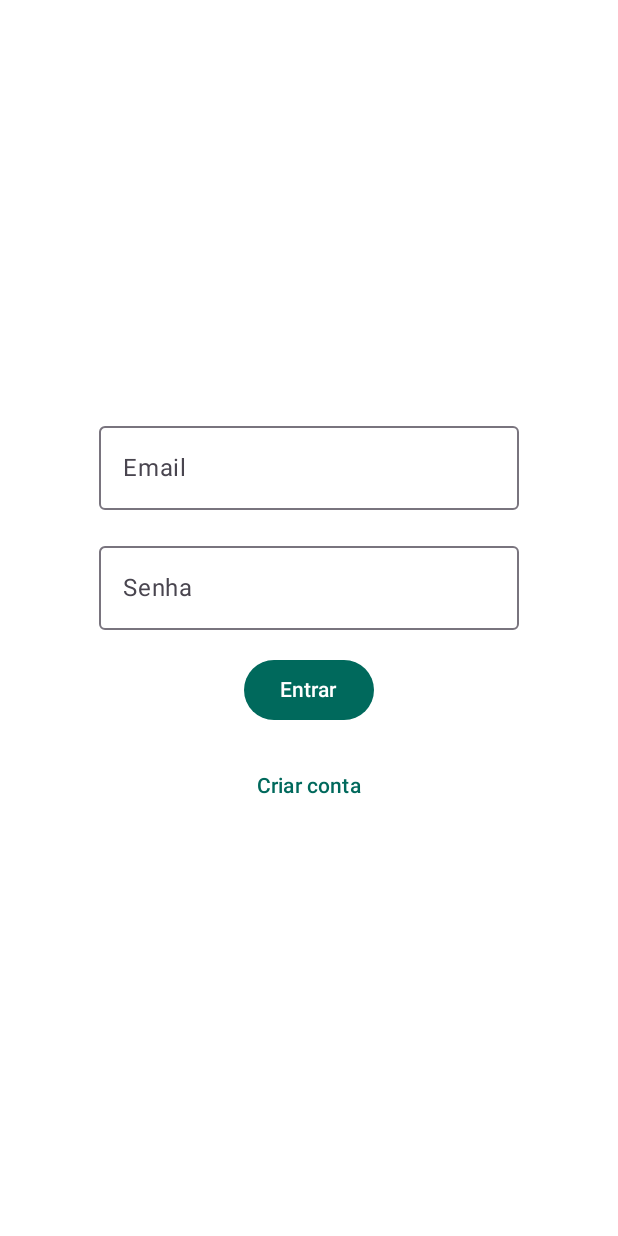
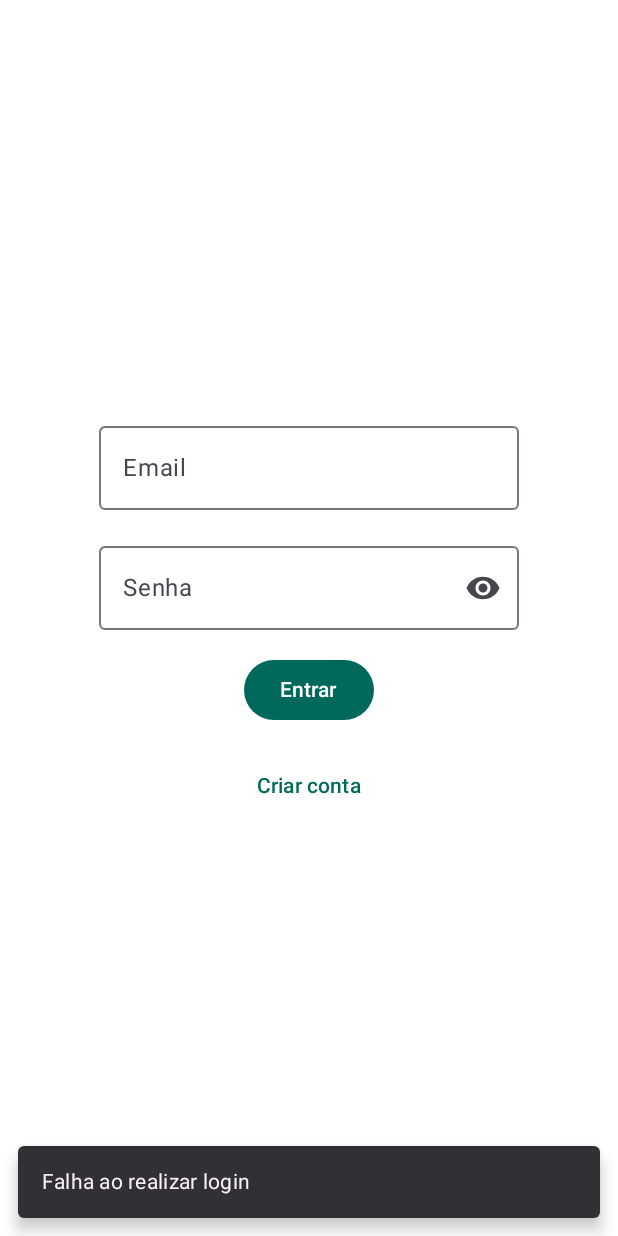
Before and after one commit to nauancastro/fitlifeteste, an Android app built with Jetpack Compose: the screen it shows after launch (MainActivity), after a tap on "Entrar", on a phone screen of 412 x 824 dp. Run offline under Robolectric (Android 15) with nearby library versions, the phone set to English and light mode, and no system bars; our stand-ins replace Firebase (no records; nobody signed in at launch, a user with empty details on screens opened directly), Room's generated code; 1 statement that could not run was skipped.

Commit message:
Improve user feedback and image handling

```diff
--- a/app/src/main/java/com/fernando/fitlife/repository/TrainerRepository.kt
+++ b/app/src/main/java/com/fernando/fitlife/repository/TrainerRepository.kt
@@ -96,7 +96,7 @@ class TrainerRepository {
 
     suspend fun uploadWorkoutImage(clientId: String, workoutId: String, uri: Uri): String {
         return try {
-            val ref = storage.reference.child("workouts/$workoutId.jpg")
+            val ref = storage.reference.child("workouts/${clientId}_$workoutId.jpg")
             ref.putFile(uri).await()
             val url = ref.downloadUrl.await().toString()
             firestore.collection("users")
--- a/app/src/main/java/com/fernando/fitlife/ui/screens/auth/LoginScreen.kt
+++ b/app/src/main/java/com/fernando/fitlife/ui/screens/auth/LoginScreen.kt
@@ -1,10 +1,15 @@
 package com.fernando.fitlife.ui.screens.auth
 
 import androidx.compose.foundation.layout.*
+import androidx.compose.material.icons.Icons
+import androidx.compose.material.icons.filled.Visibility
+import androidx.compose.material.icons.filled.VisibilityOff
 import androidx.compose.material3.*
 import androidx.compose.runtime.*
 import androidx.compose.ui.Alignment
 import androidx.compose.ui.Modifier
+import androidx.compose.ui.text.input.PasswordVisualTransformation
+import androidx.compose.ui.text.input.VisualTransformation
 import androidx.compose.ui.unit.dp
 import androidx.lifecycle.viewmodel.compose.viewModel
 import androidx.navigation.NavController
@@ -17,7 +22,17 @@ fun LoginScreen(
 ) {
     var email by remember { mutableStateOf("") }
     var password by remember { mutableStateOf("") }
+    var passwordVisible by remember { mutableStateOf(false) }
     val role by authViewModel.role.collectAsState()
+    val message by authViewModel.message.collectAsState()
+    val snackbarHostState = remember { SnackbarHostState() }
+
+    LaunchedEffect(message) {
+        message?.let {
+            snackbarHostState.showSnackbar(it)
+            authViewModel.clearMessage()
+        }
+    }
 
     LaunchedEffect(role) {
         role?.let {
@@ -25,15 +40,32 @@ fun LoginScreen(
         }
     }
 
+    Scaffold(snackbarHost = { SnackbarHost(snackbarHostState) }) { padding ->
         Column(
             modifier = Modifier
                 .fillMaxSize()
-            .padding(16.dp),
+                .padding(16.dp)
+                .padding(padding),
             verticalArrangement = Arrangement.spacedBy(16.dp, Alignment.CenterVertically),
             horizontalAlignment = Alignment.CenterHorizontally
         ) {
-        OutlinedTextField(value = email, onValueChange = { email = it }, label = { Text("Email") })
-        OutlinedTextField(value = password, onValueChange = { password = it }, label = { Text("Senha") })
+            OutlinedTextField(
+                value = email,
+                onValueChange = { email = it },
+                label = { Text("Email") }
+            )
+            OutlinedTextField(
+                value = password,
+                onValueChange = { password = it },
+                label = { Text("Senha") },
+                visualTransformation = if (passwordVisible) VisualTransformation.None else PasswordVisualTransformation(),
+                trailingIcon = {
+                    val image = if (passwordVisible) Icons.Default.VisibilityOff else Icons.Default.Visibility
+                    IconButton(onClick = { passwordVisible = !passwordVisible }) {
+                        Icon(image, contentDescription = null)
+                    }
+                }
+            )
             Button(onClick = { authViewModel.login(email, password) }) {
                 Text("Entrar")
             }
@@ -42,3 +74,4 @@ fun LoginScreen(
             }
         }
     }
+}
--- a/app/src/main/java/com/fernando/fitlife/viewmodel/AuthViewModel.kt
+++ b/app/src/main/java/com/fernando/fitlife/viewmodel/AuthViewModel.kt
@@ -14,9 +14,22 @@ class AuthViewModel : ViewModel() {
     private val _role = MutableStateFlow<String?>(null)
     val role: StateFlow<String?> = _role
 
+    private val _message = MutableStateFlow<String?>(null)
+    val message: StateFlow<String?> = _message
+
+    fun clearMessage() {
+        _message.value = null
+    }
+
     fun login(email: String, password: String) {
         viewModelScope.launch {
-            _role.value = repo.login(email, password)
+            val result = repo.login(email, password)
+            if (result != null) {
+                _role.value = result
+                _message.value = "Login realizado com sucesso"
+            } else {
+                _message.value = "Falha ao realizar login"
+            }
         }
     }
 
@@ -41,6 +54,9 @@ class AuthViewModel : ViewModel() {
             )
             if (success) {
                 _role.value = if (trainer) "trainer" else "client"
+                _message.value = "Conta criada com sucesso"
+            } else {
+                _message.value = "Erro ao criar conta"
             }
         }
     }
```
Also changed, not shown: app/src/main/java/com/fernando/fitlife/ui/screens/TrainerMenuScreen.kt (+12 -10 lines), app/src/main/java/com/fernando/fitlife/ui/screens/auth/RegisterScreen.kt (+30 -6 lines), app/src/main/java/com/fernando/fitlife/viewmodel/TrainerViewModel.kt (+16 -2 lines). Lines whose indentation alone changed are shown as unchanged.
